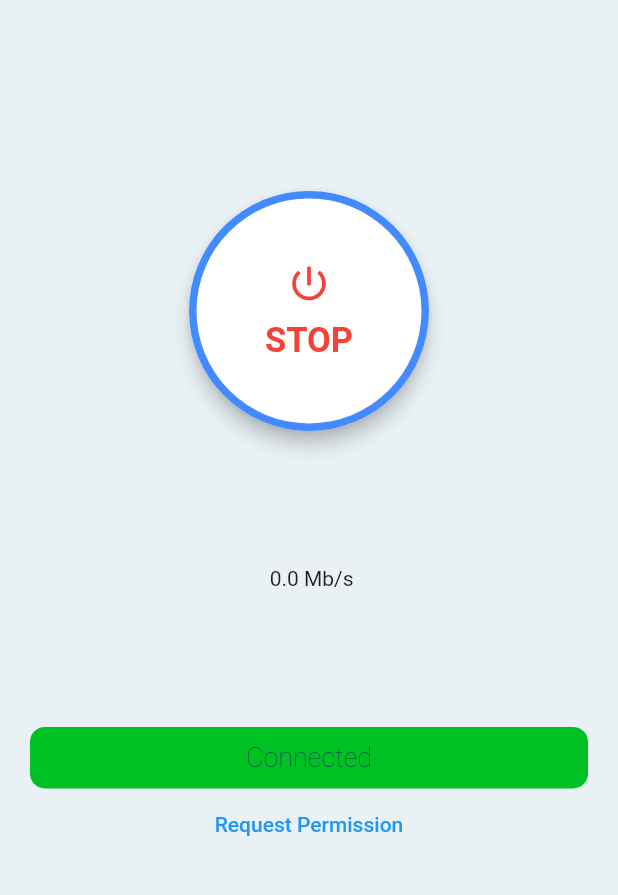
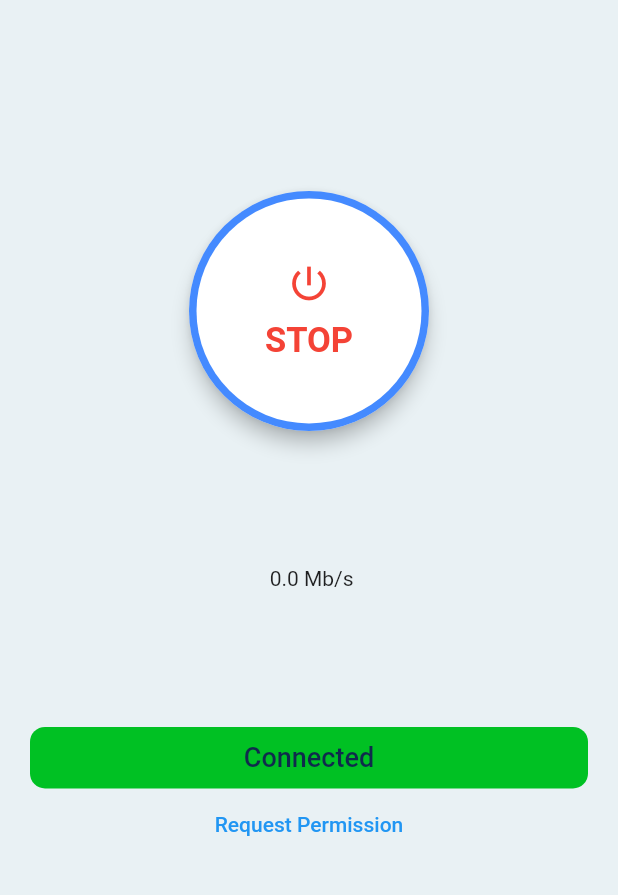
Before and after one commit to adil-nauruzbaev/project_vpn_marist_dev, a Flutter app: the screen it shows after launch, after a tap on "START", on a phone screen of 412 x 824 dp, the part 59-954 px from its top. Run offline on Flutter 3.47's test engine with Material 2 defaults, Android fonts, the phone set to English and light mode, and no system bars; our stand-ins replace flutter_spinkit; missing offline and left inert: internet_speed, openvpn_flutter; key blocks and very long unbroken strings in the code were emptied for the run.

```diff
--- a/lib/features/home/presentation/pages/home_screen.dart
+++ b/lib/features/home/presentation/pages/home_screen.dart
@@ -218,7 +218,7 @@ class _HomeScreenState extends State<HomeScreen> {
                   isActive == true ? "Connected" : "Not Connected",
                   style: const TextStyle(
                       fontSize: 18,
-                      fontWeight: FontWeight.w200,
+                      fontWeight: FontWeight.w500,
                       color: secndryColor),
                 ),
               ),
--- a/lib/features/splash/presentation/pages/splash_screen.dart
+++ b/lib/features/splash/presentation/pages/splash_screen.dart
@@ -18,7 +18,7 @@ class _SplashScreenState extends State<SplashScreen> {
     });
     return const Scaffold(
       body: Center(
-        child: SpinKitSpinningLines(color: kSpinKitColor, size: 1000,),
+        child: SpinKitSpinningLines(color: kSpinKitColor, size: 100,),
       ),
     );
   }
```
